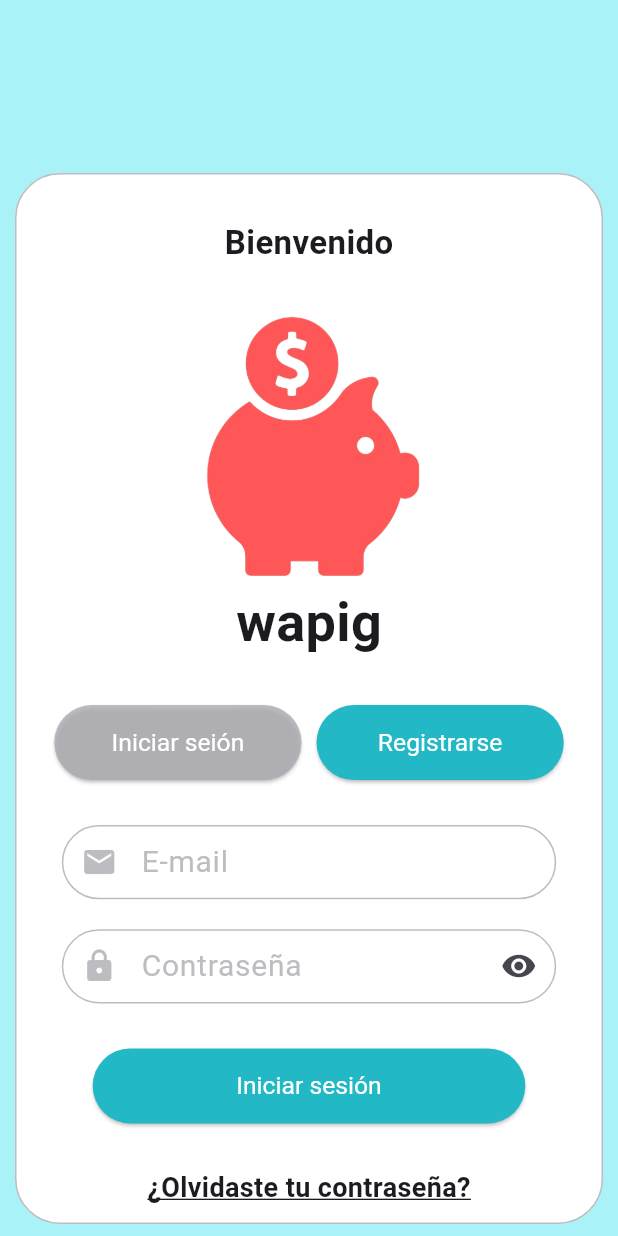
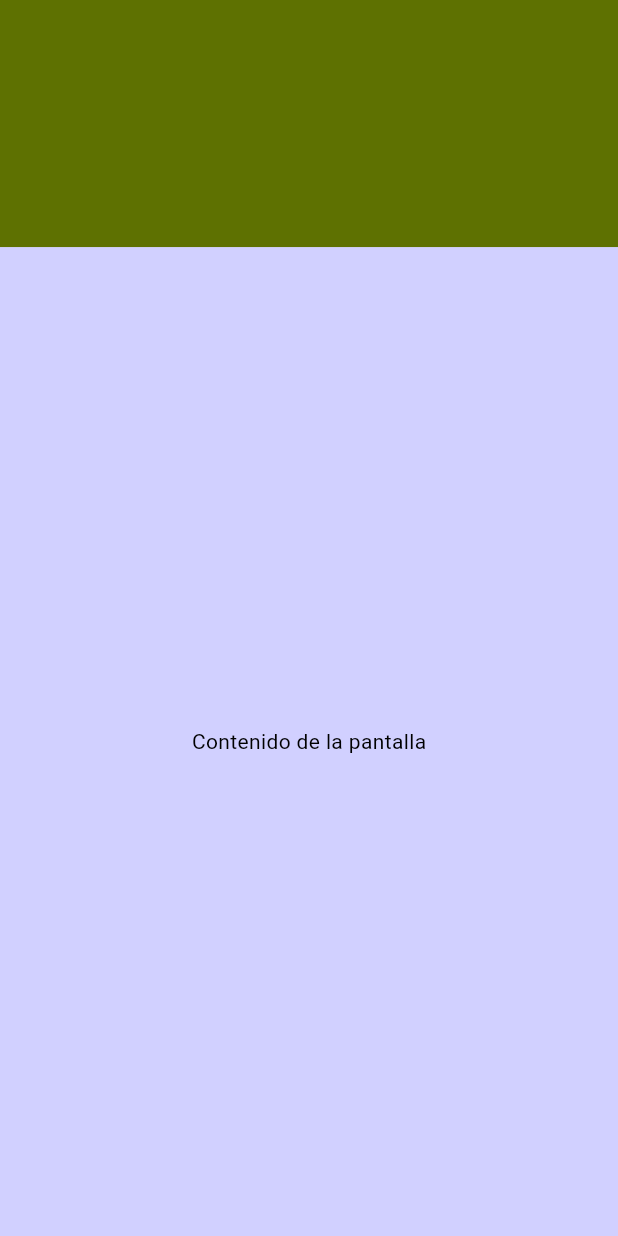
Before and after one commit to softdimo/wapig, a Flutter app: the screen it shows after launch, after a tap on "Iniciar sesión", on a phone screen of 412 x 824 dp. Run offline on Flutter 3.47's test engine with Material 3 defaults, Android fonts, the phone set to English and light mode, and no system bars; Roboto replaces fonts that are missing (Sansita).

Commit message:
inicio implementación pantalla de acciones de cuenta individual

```diff
--- /dev/null
+++ b/lib/presentation/screens/accion_cuenta_screen.dart
@@ -0,0 +1,71 @@
+// import 'package:flutter/material.dart';
+
+// // ==================================================
+// // ==================================================
+
+// class AccionCuentaScreen extends StatefulWidget {
+//   const AccionCuentaScreen({super.key});
+
+//   @override
+//   _AccionCuentaScreenState createState() => _AccionCuentaScreenState();
+// }
+
+// // ==================================================
+// // ==================================================
+
+// class _AccionCuentaScreenState extends State<AccionCuentaScreen> {
+//   @override
+//   Widget build(BuildContext context) {
+//     // Obtener las dimensiones de la pantalla
+//     final size = MediaQuery.of(context).size;
+
+//     return Scaffold(
+//       backgroundColor: const Color.fromARGB(255, 94, 113, 200),
+//     );
+//   }
+// }
+
+import 'package:flutter/material.dart';
+
+class AccionCuentaScreen extends StatefulWidget {
+  const AccionCuentaScreen({Key? key}) : super(key: key);
+
+  @override
+  _AccionCuentaScreenState createState() => _AccionCuentaScreenState();
+}
+
+class _AccionCuentaScreenState extends State<AccionCuentaScreen> {
+  @override
+  Widget build(BuildContext context) {
+    // Obtener las dimensiones de la pantalla
+    final size = MediaQuery.of(context).size;
+
+    return Scaffold(
+      body: Column(
+        children: [
+          Container(
+            height: size.height * 0.2, // El 50% superior
+            color: const Color.fromARGB(255, 94, 113, 1), // Color superior
+          ),
+          Container(
+            height: size.height * 0.8, // El 50% inferior
+            color: const Color.fromARGB(196, 196, 196, 255), // Color inferior
+            child: Center(
+              // Puedes agregar tus widgets aquí
+              child: Text(
+                'Contenido de la pantalla',
+                style: TextStyle(color: Colors.black),
+              ),
+            ),
+          ),
+        ],
+      ),
+    );
+  }
+}
+
+void main() {
+  runApp(MaterialApp(
+    home: AccionCuentaScreen(),
+  ));
+}
--- a/lib/presentation/screens/login.dart
+++ b/lib/presentation/screens/login.dart
@@ -1,6 +1,7 @@
 // ignore_for_file: library_private_types_in_public_api
 
 import 'package:flutter/material.dart';
+import 'package:wapig/presentation/screens/accion_cuenta_screen.dart';
 import 'package:wapig/presentation/screens/recuperar_pw_screen1.dart';
 import 'package:wapig/presentation/screens/registro_screen.dart';
 import 'package:wapig/presentation/widgets/buttons/buttons.dart';
@@ -100,7 +101,13 @@ class _LoginScreenState extends State<LoginScreen> {
 
                 // Botón de inicio de sesión
                 SingleButton(
-                  onPressed: () {},
+                  onPressed: () {
+                    Navigator.push(
+                      context,
+                      MaterialPageRoute(
+                          builder: (context) => const AccionCuentaScreen()),
+                    );
+                  },
                   textButton: 'Iniciar sesión',
                   colorButton: const Color.fromARGB(255, 34, 184, 197),
                   width: 0.7,
```
